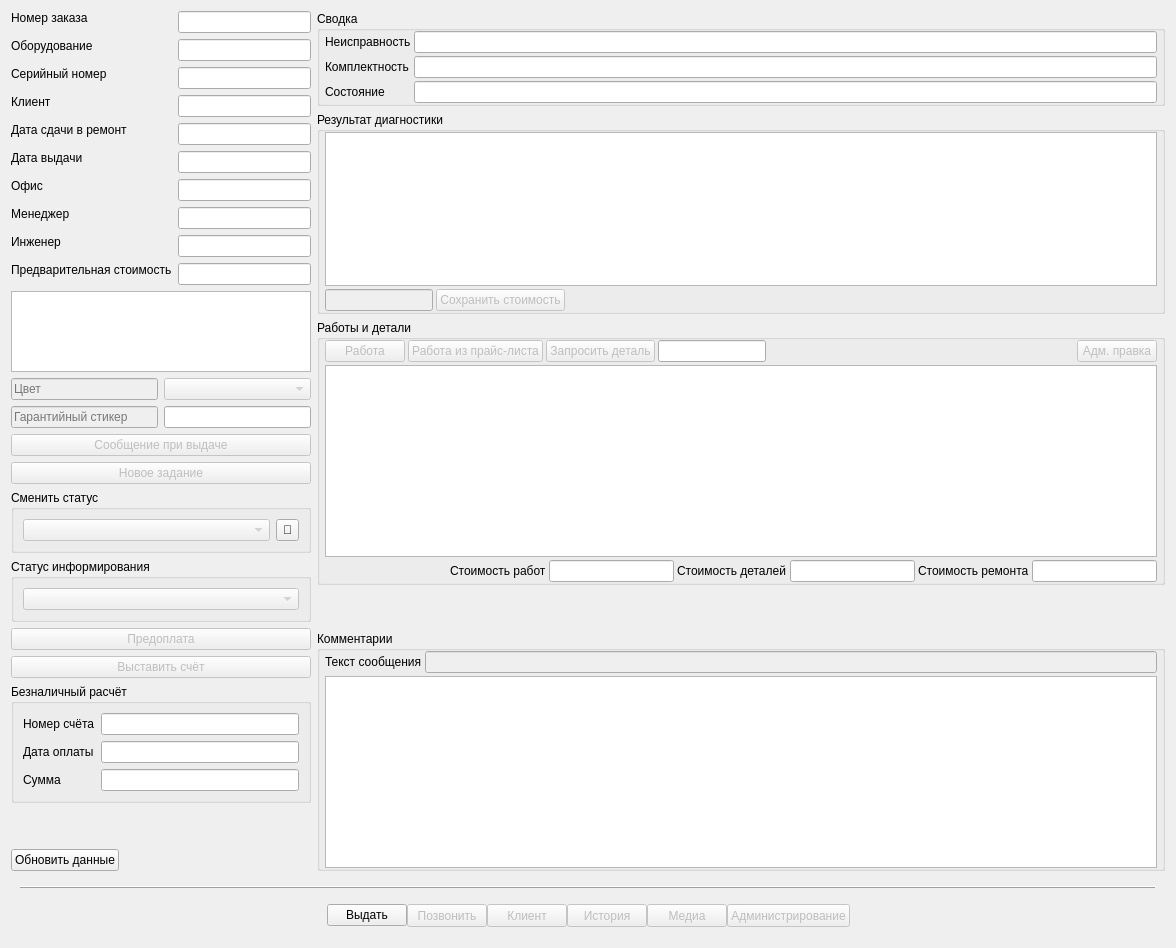
The window that tabrepair.ui (solderercb/snap_crm) describes before a commit, drawn with Qt 5.
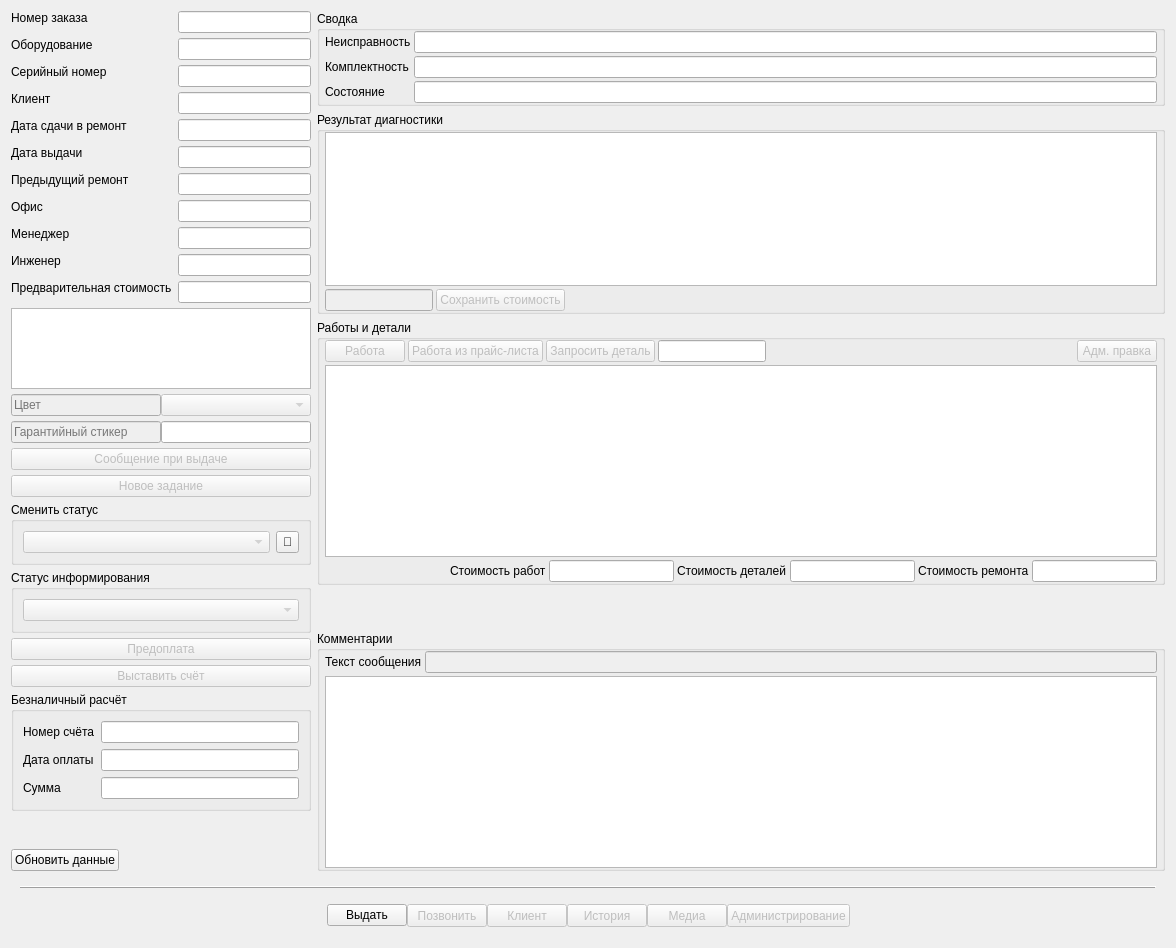
The same window after the commit. Custom widgets are drawn as their Qt base class.

Commit message: Добавлено считывание положения и размера окна из файла настроек АСЦ (пока без сохранения). На вкладке Ремонт добавлен вывод доп. информации о ремонте (срочный, гарантийный и т. д.) и доп. поля.

Patch:
```diff
--- a/tabrepair.ui
+++ b/tabrepair.ui
@@ -608,6 +608,9 @@
          <property name="fieldGrowthPolicy">
           <enum>QFormLayout::AllNonFixedFieldsGrow</enum>
          </property>
+         <property name="verticalSpacing">
+          <number>5</number>
+         </property>
          <item row="0" column="0">
           <widget class="QLabel" name="labelRepairId">
            <property name="sizePolicy">
@@ -782,7 +785,7 @@
            </property>
           </widget>
          </item>
-         <item row="6" column="0">
+         <item row="7" column="0">
           <widget class="QLabel" name="labelOffice">
            <property name="sizePolicy">
             <sizepolicy hsizetype="Preferred" vsizetype="Fixed">
@@ -795,7 +798,7 @@
            </property>
           </widget>
          </item>
-         <item row="6" column="1">
+         <item row="7" column="1">
           <widget class="QLineEdit" name="lineEditOffice">
            <property name="sizePolicy">
             <sizepolicy hsizetype="Expanding" vsizetype="Fixed">
@@ -811,7 +814,7 @@
            </property>
           </widget>
          </item>
-         <item row="7" column="0">
+         <item row="8" column="0">
           <widget class="QLabel" name="labelManager">
            <property name="sizePolicy">
             <sizepolicy hsizetype="Preferred" vsizetype="Fixed">
@@ -824,7 +827,7 @@
            </property>
           </widget>
          </item>
-         <item row="7" column="1">
+         <item row="8" column="1">
           <widget class="QLineEdit" name="lineEditManager">
            <property name="sizePolicy">
             <sizepolicy hsizetype="Expanding" vsizetype="Fixed">
@@ -840,7 +843,7 @@
            </property>
           </widget>
          </item>
-         <item row="8" column="0">
+         <item row="9" column="0">
           <widget class="QLabel" name="labelEngineer">
            <property name="sizePolicy">
             <sizepolicy hsizetype="Preferred" vsizetype="Fixed">
@@ -853,7 +856,7 @@
            </property>
           </widget>
          </item>
-         <item row="8" column="1">
+         <item row="9" column="1">
           <widget class="QLineEdit" name="lineEditEngineer">
            <property name="sizePolicy">
             <sizepolicy hsizetype="Expanding" vsizetype="Fixed">
@@ -869,7 +872,7 @@
            </property>
           </widget>
          </item>
-         <item row="9" column="0">
+         <item row="10" column="0">
           <widget class="QLabel" name="labelPreagreedAmount">
            <property name="sizePolicy">
             <sizepolicy hsizetype="Preferred" vsizetype="Fixed">
@@ -882,7 +885,7 @@
            </property>
           </widget>
          </item>
-         <item row="9" column="1">
+         <item row="10" column="1">
           <widget class="QLineEdit" name="lineEditPreagreedAmount">
            <property name="sizePolicy">
             <sizepolicy hsizetype="Expanding" vsizetype="Fixed">
@@ -898,7 +901,7 @@
            </property>
           </widget>
          </item>
-         <item row="10" column="0" colspan="2">
+         <item row="11" column="0" colspan="2">
           <widget class="QListWidget" name="listWidgetExtraInfo">
            <property name="sizePolicy">
             <sizepolicy hsizetype="Expanding" vsizetype="Minimum">
@@ -944,7 +947,7 @@
            </property>
           </widget>
          </item>
-         <item row="12" column="0" colspan="2">
+         <item row="13" column="0" colspan="2">
           <layout class="QHBoxLayout" name="horizontalLayout_4">
            <item>
             <widget class="QLineEdit" name="lineEditWarrantyLabel">
@@ -969,11 +972,15 @@
             </widget>
            </item>
            <item>
-            <widget class="QLineEdit" name="lineEditPrevRepair"/>
+            <widget class="QLineEdit" name="lineEditPrevRepair">
+             <property name="readOnly">
+              <bool>true</bool>
+             </property>
+            </widget>
            </item>
           </layout>
          </item>
-         <item row="13" column="0" colspan="2">
+         <item row="14" column="0" colspan="2">
           <widget class="QPushButton" name="pushButtonSetOutMessage">
            <property name="enabled">
             <bool>false</bool>
@@ -983,7 +990,7 @@
            </property>
           </widget>
          </item>
-         <item row="14" column="0" colspan="2">
+         <item row="15" column="0" colspan="2">
           <widget class="QPushButton" name="pushButtonCreateTask">
            <property name="enabled">
             <bool>false</bool>
@@ -993,7 +1000,7 @@
            </property>
           </widget>
          </item>
-         <item row="15" column="0" colspan="2">
+         <item row="16" column="0" colspan="2">
           <widget class="QGroupBox" name="groupBoxChangeStatus">
            <property name="sizePolicy">
             <sizepolicy hsizetype="Preferred" vsizetype="Minimum">
@@ -1043,7 +1050,7 @@
            </layout>
           </widget>
          </item>
-         <item row="16" column="0" colspan="2">
+         <item row="17" column="0" colspan="2">
           <widget class="QGroupBox" name="groupBoxChangeNotifyStatus">
            <property name="sizePolicy">
             <sizepolicy hsizetype="Preferred" vsizetype="Minimum">
@@ -1074,7 +1081,7 @@
            </layout>
           </widget>
          </item>
-         <item row="17" column="0" colspan="2">
+         <item row="18" column="0" colspan="2">
           <widget class="QPushButton" name="pushButtonCreatePrepayOrder">
            <property name="enabled">
             <bool>false</bool>
@@ -1084,7 +1091,7 @@
            </property>
           </widget>
          </item>
-         <item row="18" column="0" colspan="2">
+         <item row="19" column="0" colspan="2">
           <widget class="QPushButton" name="pushButtonCreateInvoice">
            <property name="enabled">
             <bool>false</bool>
@@ -1094,7 +1101,7 @@
            </property>
           </widget>
          </item>
-         <item row="19" column="0" colspan="2">
+         <item row="20" column="0" colspan="2">
           <widget class="QGroupBox" name="groupBoxCashless">
            <property name="sizePolicy">
             <sizepolicy hsizetype="Preferred" vsizetype="Minimum">
@@ -1139,7 +1146,7 @@
            </layout>
           </widget>
          </item>
-         <item row="20" column="1">
+         <item row="21" column="1">
           <spacer name="verticalSpacer_3">
            <property name="orientation">
             <enum>Qt::Vertical</enum>
@@ -1152,14 +1159,14 @@
            </property>
           </spacer>
          </item>
-         <item row="21" column="0">
+         <item row="22" column="0">
           <widget class="QPushButton" name="pushButtonManualUpdateRepairData">
            <property name="text">
             <string>Обновить данные</string>
            </property>
           </widget>
          </item>
-         <item row="11" column="0" colspan="2">
+         <item row="12" column="0" colspan="2">
           <layout class="QHBoxLayout" name="horizontalLayout_3" stretch="1,1">
            <item>
             <widget class="QLineEdit" name="lineEditColor">
@@ -1195,6 +1202,35 @@
            </item>
           </layout>
          </item>
+         <item row="6" column="1">
+          <widget class="QLineEdit" name="lineEditExtPrevRepair">
+           <property name="sizePolicy">
+            <sizepolicy hsizetype="Expanding" vsizetype="Fixed">
+             <horstretch>0</horstretch>
+             <verstretch>0</verstretch>
+            </sizepolicy>
+           </property>
+           <property name="acceptDrops">
+            <bool>false</bool>
+           </property>
+           <property name="readOnly">
+            <bool>true</bool>
+           </property>
+          </widget>
+         </item>
+         <item row="6" column="0">
+          <widget class="QLabel" name="labelExtPrevRepair">
+           <property name="sizePolicy">
+            <sizepolicy hsizetype="Preferred" vsizetype="Fixed">
+             <horstretch>0</horstretch>
+             <verstretch>0</verstretch>
+            </sizepolicy>
+           </property>
+           <property name="text">
+            <string>Предыдущий ремонт</string>
+           </property>
+          </widget>
+         </item>
         </layout>
        </item>
       </layout>
@@ -1409,21 +1445,21 @@
   </layout>
  </widget>
  <customwidgets>
-  <customwidget>
-   <class>commentsTable</class>
-   <extends>QTableView</extends>
-   <header>tabrepair.h</header>
-  </customwidget>
-  <customwidget>
-   <class>worksAndSparePartsTable</class>
-   <extends>QTableView</extends>
-   <header>tabrepair.h</header>
-  </customwidget>
   <customwidget>
    <class>MComboBox</class>
    <extends>QComboBox</extends>
    <header location="global">mcombobox.h</header>
   </customwidget>
+  <customwidget>
+   <class>commentsTable</class>
+   <extends>QTableView</extends>
+   <header>tabrepair.h</header>
+  </customwidget>
+  <customwidget>
+   <class>worksAndSparePartsTable</class>
+   <extends>QTableView</extends>
+   <header>tabrepair.h</header>
+  </customwidget>
  </customwidgets>
  <tabstops>
   <tabstop>buttonMedia</tabstop>
```
The commit also changes 4 other files.
